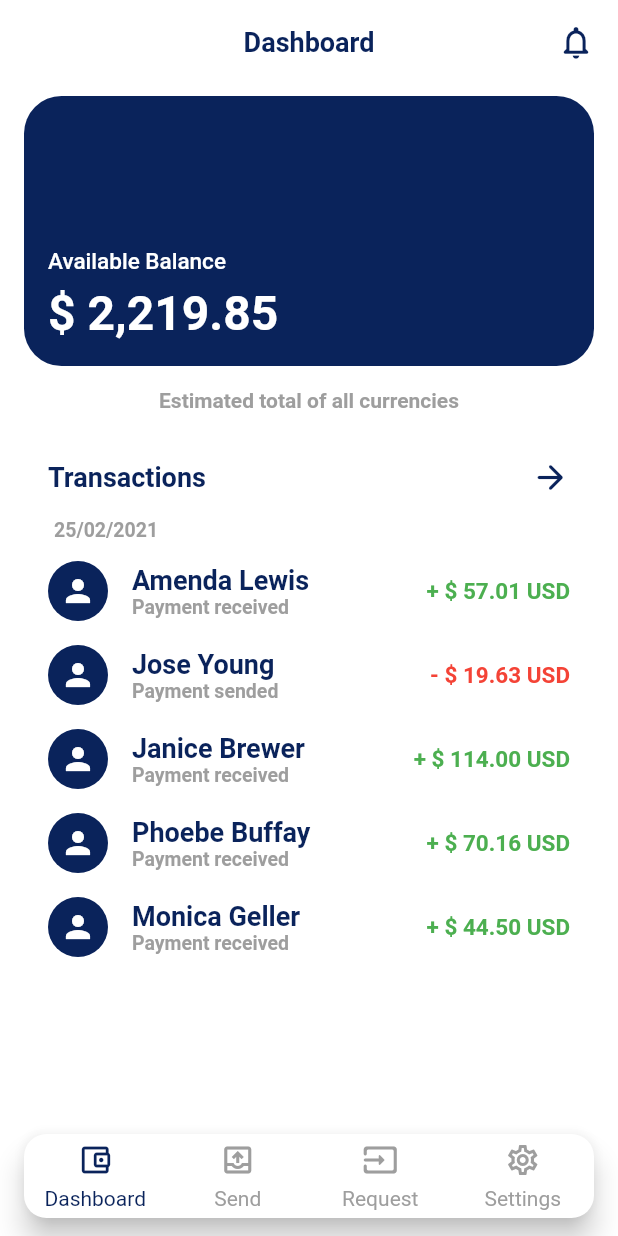
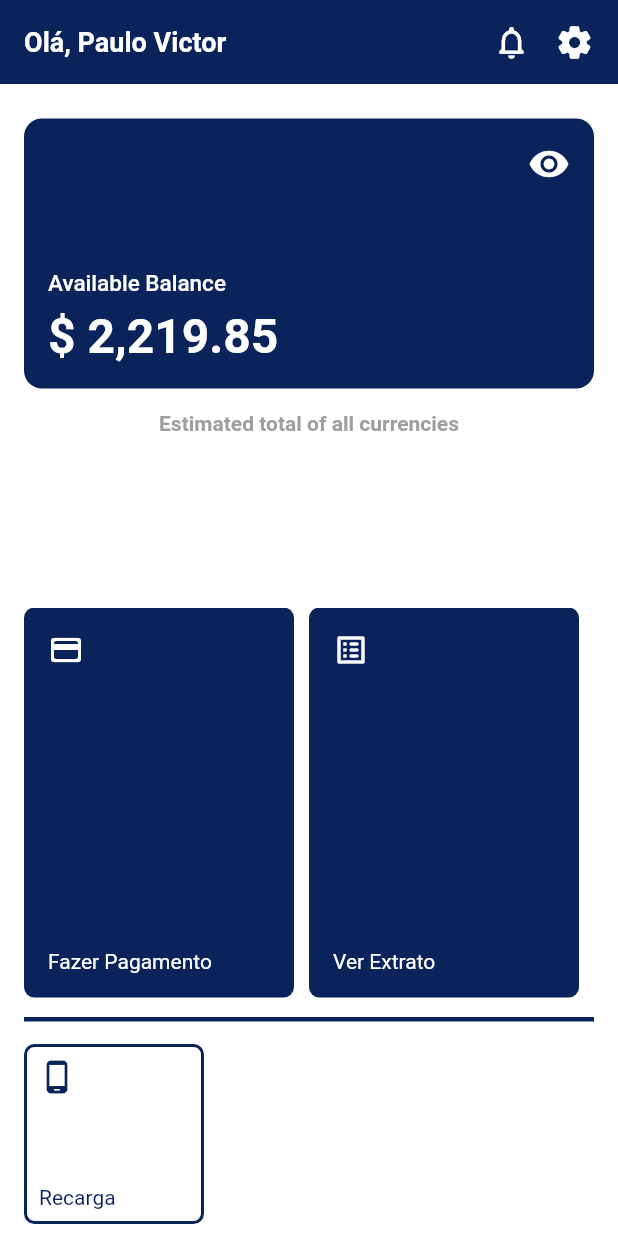
Before and after one commit to paulovictor11/payment-app, a Flutter app: the HomePage screen opened directly, on a phone screen of 412 x 824 dp. Run offline on Flutter 3.47's test engine with Material 2 defaults, Android fonts, the phone set to English and light mode, and no system bars; drawn by our look-alikes of custom_navigation_bar.

Commit message:
Nova home

```diff
--- /dev/null
+++ b/lib/views/components/cards/home_card.dart
@@ -0,0 +1,49 @@
+import 'package:flutter/material.dart';
+
+class HomeCard extends StatelessWidget {
+
+  final IconData icon;
+  final String label;
+  final VoidCallback onTap;
+
+  const HomeCard({
+    Key? key,
+    required this.icon,
+    required this.label,
+    required this.onTap
+  }) : super(key: key);
+
+  @override
+  Widget build(BuildContext context) {
+
+    Color primaryColor = new Color(0xFF0A235B);
+
+    return new GestureDetector(
+      onTap: onTap,
+      child: new Container(
+        width: 180,
+        padding: const EdgeInsets.all(16),
+        decoration: new BoxDecoration(
+          color: primaryColor,
+          borderRadius: BorderRadius.circular(7)
+        ),
+        child: new Column(
+          crossAxisAlignment: CrossAxisAlignment.start,
+          mainAxisAlignment: MainAxisAlignment.spaceBetween,
+          children: [
+            new Icon(
+              icon,
+              color: Colors.white,
+            ),
+            new Text(
+              label,
+              style: new TextStyle(
+                color: Colors.white
+              ),
+            )
+          ],
+        ),
+      ),
+    );
+  }
+}
--- /dev/null
+++ b/lib/views/components/cards/home_outline_card.dart
@@ -0,0 +1,51 @@
+import 'package:flutter/material.dart';
+
+class HomeOutlineCard extends StatelessWidget {
+  final IconData icon;
+  final String label;
+  final VoidCallback onTap;
+
+  const HomeOutlineCard({
+    Key? key,
+    required this.icon,
+    required this.label,
+    required this.onTap
+  }) : super(key: key);
+
+  @override
+  Widget build(BuildContext context) {
+
+    Color primaryColor = new Color(0xFF0A235B);
+
+    return new GestureDetector(
+      onTap: onTap,
+      child: new Container(
+        width: 120,
+        padding: const EdgeInsets.all(8),
+        decoration: new BoxDecoration(
+          border: Border.all(
+            color: primaryColor,
+            width: 2
+          ),
+          borderRadius: BorderRadius.circular(7)
+        ),
+        child: new Column(
+          crossAxisAlignment: CrossAxisAlignment.start,
+          mainAxisAlignment: MainAxisAlignment.spaceBetween,
+          children: [
+            new Icon(
+              icon,
+              color: primaryColor,
+            ),
+            new Text(
+              label,
+              style: new TextStyle(
+                color: primaryColor,
+              ),
+            )
+          ],
+        ),
+      ),
+    );
+  }
+}
--- a/lib/views/layouts/home.dart
+++ b/lib/views/layouts/home.dart
@@ -1,4 +1,6 @@
 import 'package:flutter/material.dart';
+import 'package:payment_app/views/components/cards/home_card.dart';
+import 'package:payment_app/views/components/cards/home_outline_card.dart';
 import 'package:payment_app/views/components/tiles/ws_transations_tile.dart';
 import 'package:payment_app/views/pages/transaction/transaction.dart';
 
@@ -20,12 +22,23 @@ class _HomeLayoutState extends State<HomeLayout> {
       height: 180,
       decoration: new BoxDecoration(
         color: primaryColor,
-        borderRadius: BorderRadius.circular(25)
+        borderRadius: BorderRadius.circular(12)
       ),
       child: new Column(
         crossAxisAlignment: CrossAxisAlignment.start,
         mainAxisSize: MainAxisSize.max,
         children: [
+          new Align(
+            alignment: Alignment.centerRight,
+            child: new InkWell(
+              onTap: () {},
+              child: new Icon(
+                Icons.remove_red_eye_rounded,
+                color: Colors.white,
+                size: 28,
+              ),
+            ),
+          ),
           new Spacer(),
           new Text(
             'Available Balance',
@@ -78,6 +91,7 @@ class _HomeLayoutState extends State<HomeLayout> {
         crossAxisAlignment: CrossAxisAlignment.start,
         mainAxisSize: MainAxisSize.max,
         children: [
+          new SizedBox(height: 15),
           _balanceCard(),
           new SizedBox(height: 15),
           new Center(
@@ -90,62 +104,113 @@ class _HomeLayoutState extends State<HomeLayout> {
               ),
             ),
           ),
-          new SizedBox(height: 15),
-          _titleTile(),
-          new Expanded(
+          new Spacer(),
+          new Container(
+            height: 260,
             child: new ListView(
+              scrollDirection: Axis.horizontal,
               children: [
-                new Padding(
-                  padding: const EdgeInsets.only(left: 20),
-                  child: new Text(
-                    '25/02/2021',
-                    style: new TextStyle(
-                      color: Colors.grey,
-                      fontSize: 13,
-                      fontWeight: FontWeight.bold
-                    ),
-                  ),
-                ),
-                new SizedBox(height: 5),
-                new WsTransactionsTile(
-                  icon: Icons.person,
-                  title: 'Amenda Lewis',
-                  subtitle: 'Payment received',
-                  currency: '57.01',
+                new HomeCard(
+                  icon: Icons.payment_rounded,
+                  label: 'Fazer Pagamento',
                   onTap: () {}
                 ),
-                new WsTransactionsTile(
-                  icon: Icons.person,
-                  title: 'Jose Young',
-                  subtitle: 'Payment sended',
-                  currency: '19.63',
-                  isNegative: true,
+                new SizedBox(width: 10),
+                new HomeCard(
+                  icon: Icons.list_alt_rounded,
+                  label: 'Ver Extrato',
                   onTap: () {}
                 ),
-                new WsTransactionsTile(
-                  icon: Icons.person,
-                  title: 'Janice Brewer',
-                  subtitle: 'Payment received',
-                  currency: '114.00',
+                new SizedBox(width: 10),
+                new HomeCard(
+                  icon: Icons.arrow_right_alt_rounded,
+                  label: 'Fazer Transferência',
                   onTap: () {}
                 ),
-                new WsTransactionsTile(
-                  icon: Icons.person,
-                  title: 'Phoebe Buffay',
-                  subtitle: 'Payment received',
-                  currency: '70.16',
-                  onTap: () {}
-                ),
-                new WsTransactionsTile(
-                  icon: Icons.person,
-                  title: 'Monica Geller',
-                  subtitle: 'Payment received',
-                  currency: '44.50',
+                new SizedBox(width: 10),
+                new HomeCard(
+                  icon: Icons.arrow_upward_rounded,
+                  label: 'Fazer Depósito',
                   onTap: () {}
                 ),
               ],
             ),
-          )
+          ),
+          new SizedBox(height: 15),
+          new Divider(
+            height: 1,
+            thickness: 3,
+            color: primaryColor,
+          ),
+          new SizedBox(height: 15),
+          new Container(
+            height: 120,
+            child: new ListView(
+              scrollDirection: Axis.horizontal,
+              children: [
+                new HomeOutlineCard(
+                  icon: Icons.phone_android_rounded,
+                  label: 'Recarga',
+                  onTap: () {}
+                ),
+                new SizedBox(width: 10),
+              ],
+            ),
+          ),
+          // new Expanded(
+          //   child: new ListView(
+          //     children: [
+          //       new Padding(
+          //         padding: const EdgeInsets.only(left: 20),
+          //         child: new Text(
+          //           '25/02/2021',
+          //           style: new TextStyle(
+          //             color: Colors.grey,
+          //             fontSize: 13,
+          //             fontWeight: FontWeight.bold
+          //           ),
+          //         ),
+          //       ),
+          //       new SizedBox(height: 5),
+          //       new WsTransactionsTile(
+          //         icon: Icons.person,
+          //         title: 'Amenda Lewis',
+          //         subtitle: 'Payment received',
+          //         currency: '57.01',
+          //         onTap: () {}
+          //       ),
+          //       new WsTransactionsTile(
+          //         icon: Icons.person,
+          //         title: 'Jose Young',
+          //         subtitle: 'Payment sended',
+          //         currency: '19.63',
+          //         isNegative: true,
+          //         onTap: () {}
+          //       ),
+          //       new WsTransactionsTile(
+          //         icon: Icons.person,
+          //         title: 'Janice Brewer',
+          //         subtitle: 'Payment received',
+          //         currency: '114.00',
+          //         onTap: () {}
+          //       ),
+          //       new WsTransactionsTile(
+          //         icon: Icons.person,
+          //         title: 'Phoebe Buffay',
+          //         subtitle: 'Payment received',
+          //         currency: '70.16',
+          //         onTap: () {}
+          //       ),
+          //       new WsTransactionsTile(
+          //         icon: Icons.person,
+          //         title: 'Monica Geller',
+          //         subtitle: 'Payment received',
+          //         currency: '44.50',
+          //         onTap: () {}
+          //       ),
+          //     ],
+          //   ),
+          // )
         ],
       ),
     );
--- a/lib/views/pages/home/home.dart
+++ b/lib/views/pages/home/home.dart
@@ -28,7 +28,7 @@ class _HomePageState extends State<HomePage> {
         )
       ),
       new CustomNavigationBarItem(
-        icon: new Icon(Icons.outbox_outlined),
+        icon: new Icon(Icons.outbond_outlined),
         title: new Text(
           'Send',
           style: new TextStyle(
@@ -69,20 +69,19 @@ class _HomePageState extends State<HomePage> {
     return new Scaffold(
       backgroundColor: Colors.white,
       appBar: new AppBar(
-        backgroundColor: Colors.white,
+        backgroundColor: primaryColor,
         elevation: 0,
-        centerTitle: true,
         title: new Text(
-          _appBarTitle(),
+          'Olá, Paulo Victor',
           style: new TextStyle(
-            color: primaryColor,
+            color: Colors.white,
             fontSize: 18,
             fontWeight: FontWeight.bold
           ),
         ),
         actions: [
           new Padding(
-            padding: const EdgeInsets.only(right: 15),
+            padding: const EdgeInsets.only(right: 16),
             child: new InkWell(
               highlightColor: Colors.transparent,
               splashColor: Colors.transparent,
@@ -90,7 +89,21 @@ class _HomePageState extends State<HomePage> {
               onTap: () {},
               child: new Icon(
                 Icons.notifications_none_rounded,
-                color: primaryColor,
+                color: Colors.white,
+                size: 26,
+              ),
+            ),
+          ),
+          new Padding(
+            padding: const EdgeInsets.only(right: 16),
+            child: new InkWell(
+              highlightColor: Colors.transparent,
+              splashColor: Colors.transparent,
+              focusColor: Colors.transparent,
+              onTap: () {},
+              child: new Icon(
+                Icons.settings_rounded,
+                color: Colors.white,
                 size: 26,
               ),
             ),
@@ -108,19 +121,19 @@ class _HomePageState extends State<HomePage> {
           new Container(color: Colors.green),
         ],
       ),
-      bottomNavigationBar: new Padding(
-        padding: const EdgeInsets.only(bottom: 12),
-        child: new CustomNavigationBar(
-          backgroundColor: Colors.white,
-          borderRadius: Radius.circular(15),
-          selectedColor: primaryColor,
-          unSelectedColor: Colors.grey,
-          currentIndex: _tabIndex,
-          onTap: (index) => onNavTap(index),
-          items: tabItem(),
-          isFloating: true,
-        ),
-      ),
+      // bottomNavigationBar: new Padding(
+      //   padding: const EdgeInsets.only(bottom: 12),
+      //   child: new CustomNavigationBar(
+      //     backgroundColor: Colors.white,
+      //     borderRadius: Radius.circular(15),
+      //     selectedColor: primaryColor,
+      //     unSelectedColor: Colors.grey,
+      //     currentIndex: _tabIndex,
+      //     onTap: (index) => onNavTap(index),
+      //     items: tabItem(),
+      //     isFloating: true,
+      //   ),
+      // ),
     );
   }
 
--- a/lib/views/pages/request/from.dart
+++ b/lib/views/pages/request/from.dart
@@ -3,7 +3,7 @@ import 'package:flutter/material.dart';
 import 'package:payment_app/views/components/buttons/ws_button.dart';
 import 'package:payment_app/views/components/dropdowns/ws_dropdown.dart';
 import 'package:payment_app/views/components/inputs/ws_currency_input.dart';
-import 'package:payment_app/views/pages/sucess/success.dart';
+import 'package:payment_app/views/pages/success/success.dart';
 
 class RequestFromPage extends StatefulWidget {
   const RequestFromPage({ Key? key }) : super(key: key);
```
Also changed, not shown: lib/views/pages/success/success.dart (renamed from lib/views/pages/sucess/success.dart), pubspec.lock.
